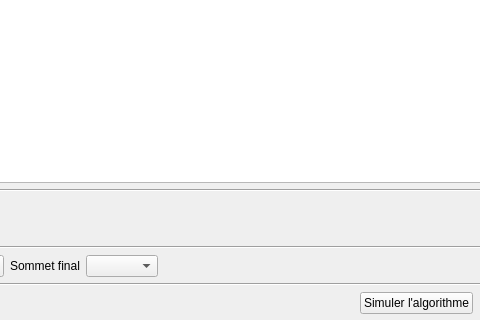
First picture: the form in selection.ui, repository B-Afif/graphSimulation, before the edit; both pictures show x 184 to 664 and y 277 to 597 of the 1199 by 597 pixel window.
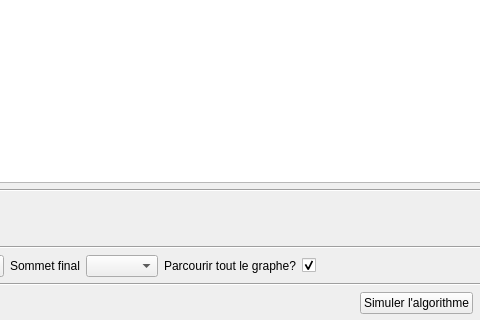
Second picture: the form after the edit.

```diff
--- a/selection.ui
+++ b/selection.ui
@@ -146,6 +146,23 @@
       <item>
        <widget class="QComboBox" name="finishNodeBox"/>
       </item>
+      <item>
+       <widget class="QLabel" name="label_3">
+        <property name="text">
+         <string>Parcourir tout le graphe?</string>
+        </property>
+       </widget>
+      </item>
+      <item>
+       <widget class="QCheckBox" name="fullSearch">
+        <property name="text">
+         <string/>
+        </property>
+        <property name="checked">
+         <bool>true</bool>
+        </property>
+       </widget>
+      </item>
       <item>
        <spacer name="horizontalSpacer_2">
         <property name="orientation">
```
